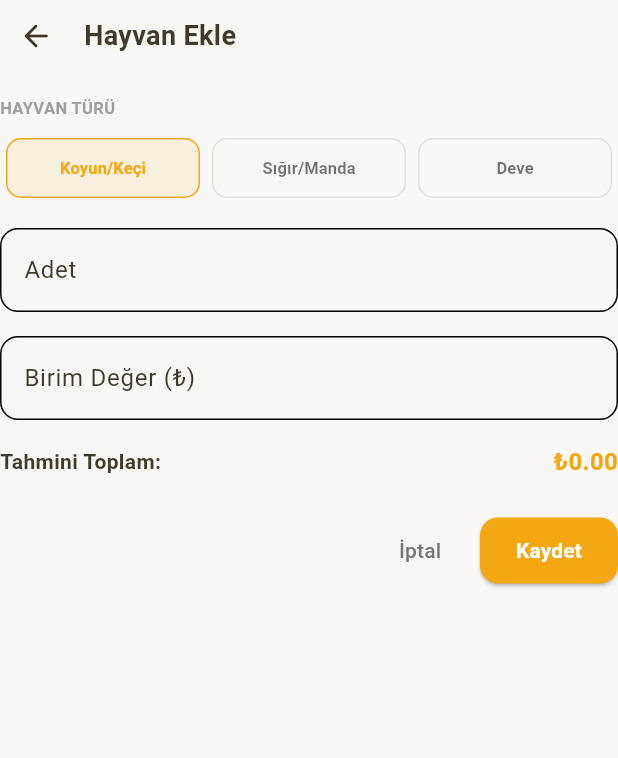
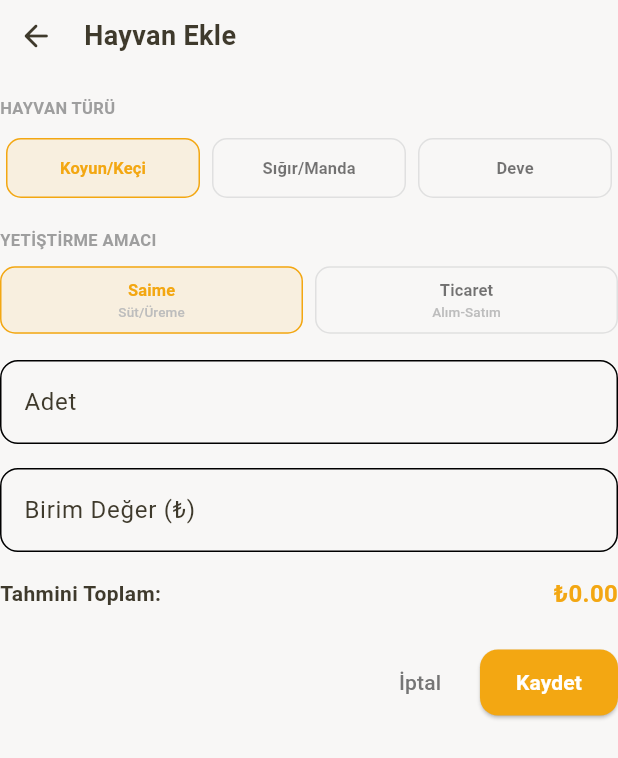
Before and after one commit to SefaYilmaz0/Zekat-App-Mobile, a Flutter app: the LivestockAssetForm widget shown alone on an empty page, opened directly with empty values, on a phone screen of 412 x 824 dp. Shown: the top 758 px of the screen. Run offline on Flutter 3.47's test engine with Material 3 defaults, Android fonts, the phone set to English and light mode, and no system bars; our stand-ins replace dio, flutter_riverpod, go_router, hijri, hive, hive_flutter and 4 more; accounts and stored records are empty; network calls fail.

Commit message:
fix: apply fiqh rules for agriculture, livestock and debts

```diff
--- a/lib/features/assets/presentation/widgets/livestock_asset_form.dart
+++ b/lib/features/assets/presentation/widgets/livestock_asset_form.dart
@@ -22,6 +22,7 @@ class _LivestockAssetFormState extends ConsumerState<LivestockAssetForm> {
   String _livestockType = 'Koyun/Keçi';
   final _livestockQuantityController = TextEditingController();
   final _livestockUnitPriceController = TextEditingController();
+  bool _isTrade = false;
   bool _isInitialized = false;
 
   @override
@@ -30,6 +31,7 @@ class _LivestockAssetFormState extends ConsumerState<LivestockAssetForm> {
     if (widget.existingAsset != null) {
       _livestockType = widget.existingAsset!.details?['livestockType'] ?? 'Koyun/Keçi';
       _livestockQuantityController.text = widget.existingAsset!.details?['quantity'] ?? '';
+      _isTrade = widget.existingAsset!.details?['isTrade'] == 'true';
     }
   }
 
@@ -118,6 +120,53 @@ class _LivestockAssetFormState extends ConsumerState<LivestockAssetForm> {
             }).toList(),
           ),
           const SizedBox(height: 16),
+          Text(isTr ? 'YETİŞTİRME AMACI' : 'PURPOSE', style: TextStyle(fontSize: 11, fontWeight: FontWeight.bold, color: Colors.grey.shade500)),
+          const SizedBox(height: 8),
+          Row(
+            children: [
+              Expanded(
+                child: Padding(
+                  padding: const EdgeInsets.only(right: 4),
+                  child: OutlinedButton(
+                    style: OutlinedButton.styleFrom(
+                      backgroundColor: !_isTrade ? const Color(0xFFF3A712).withValues(alpha: 0.1) : Colors.transparent,
+                      side: BorderSide(color: !_isTrade ? const Color(0xFFF3A712) : Colors.grey.shade300),
+                      shape: RoundedRectangleBorder(borderRadius: BorderRadius.circular(10)),
+                      padding: const EdgeInsets.symmetric(vertical: 8),
+                    ),
+                    onPressed: () => setState(() => _isTrade = false),
+                    child: Column(
+                      children: [
+                        Text(isTr ? 'Saime' : 'Grazing', style: TextStyle(fontWeight: FontWeight.bold, fontSize: 11, color: !_isTrade ? const Color(0xFFF3A712) : (appState.isDark ? Colors.white70 : Colors.black54))),
+                        Text(isTr ? 'Süt/Üreme' : 'Milk/Breeding', style: TextStyle(fontSize: 9, color: Colors.grey.shade400)),
+                      ],
+                    ),
+                  ),
+                ),
+              ),
+              Expanded(
+                child: Padding(
+                  padding: const EdgeInsets.only(left: 4),
+                  child: OutlinedButton(
+                    style: OutlinedButton.styleFrom(
+                      backgroundColor: _isTrade ? const Color(0xFFF3A712).withValues(alpha: 0.1) : Colors.transparent,
+                      side: BorderSide(color: _isTrade ? const Color(0xFFF3A712) : Colors.grey.shade300),
+                      shape: RoundedRectangleBorder(borderRadius: BorderRadius.circular(10)),
+                      padding: const EdgeInsets.symmetric(vertical: 8),
+                    ),
+                    onPressed: () => setState(() => _isTrade = true),
+                    child: Column(
+                      children: [
+                        Text(isTr ? 'Ticaret' : 'Trade', style: TextStyle(fontWeight: FontWeight.bold, fontSize: 11, color: _isTrade ? const Color(0xFFF3A712) : (appState.isDark ? Colors.white70 : Colors.black54))),
+                        Text(isTr ? 'Alım-Satım' : 'Buying-Selling', style: TextStyle(fontSize: 9, color: Colors.grey.shade400)),
+                      ],
+                    ),
+                  ),
+                ),
+              ),
+            ],
+          ),
+          const SizedBox(height: 16),
           TextFormField(
             controller: _livestockQuantityController,
             decoration: InputDecoration(
@@ -170,6 +219,7 @@ class _LivestockAssetFormState extends ConsumerState<LivestockAssetForm> {
                         'livestockType': _livestockType,
                         'quantity': _livestockQuantityController.text,
                         'unitPrice': (unitPriceConverted * conversionRate).toString(),
+                        'isTrade': _isTrade.toString(),
                       },
                     );
                     final box = Hive.box<AssetModel>('assets');
```
Also changed, not shown: lib/features/calculator/domain/zakat_calculator_service.dart (+65 -25 lines).
